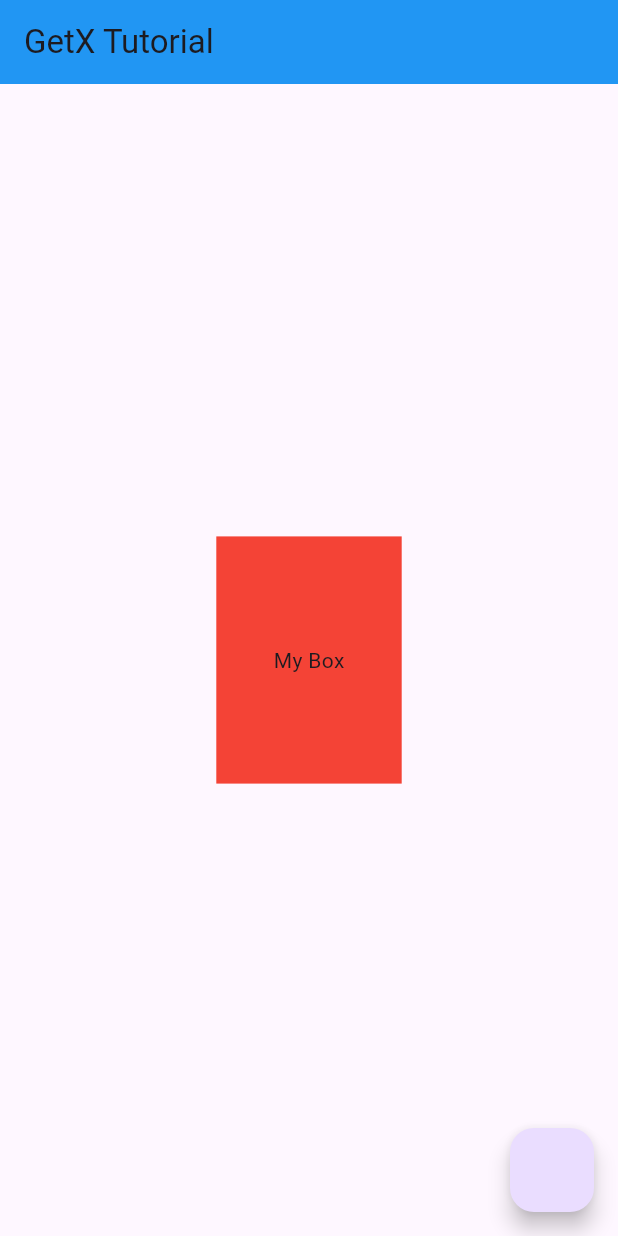
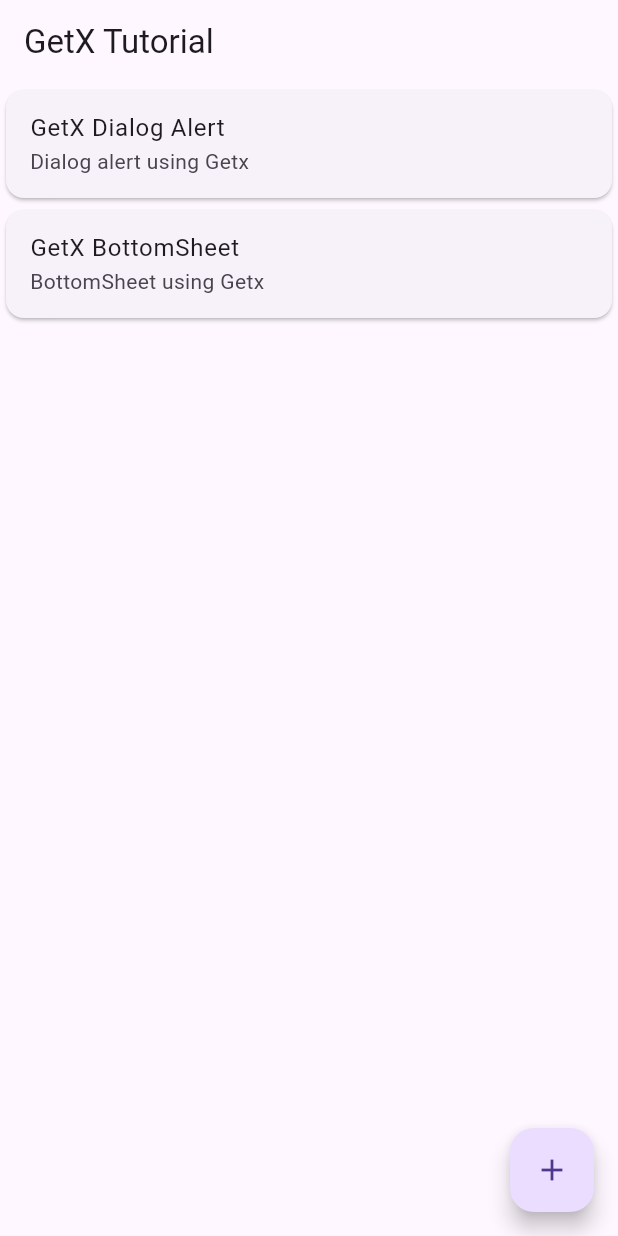
Before and after one commit to asheesh20/tutorial_getx, a Flutter app: the screen it shows after launch, on a phone screen of 412 x 824 dp. Run offline on Flutter 3.47's test engine with Material 3 defaults, Android fonts, the phone set to English and light mode, and no system bars; our stand-ins replace get.

Commit message:
Snackbar & BottomSheet using GetX

```diff
--- a/lib/main.dart
+++ b/lib/main.dart
@@ -1,3 +1,4 @@
+/*
 import 'package:flutter/material.dart';
 import 'package:get/get.dart';
 import 'package:get/route_manager.dart';
@@ -25,3 +26,25 @@ class MyApp extends StatelessWidget {
     );
   }
 }
+*/
+
+import 'package:flutter/material.dart';
+import 'package:get/get.dart';
+import 'package:tutorial_getx/screens/home_screen.dart';
+
+void main() {
+  runApp(const MyApp());
+}
+
+class MyApp extends StatelessWidget {
+  const MyApp({super.key});
+
+  @override
+  Widget build(context) {
+    return GetMaterialApp(
+      title: 'GetX',
+      debugShowCheckedModeBanner: false,
+      home: HomeScreen(),
+    );
+  }
+}
--- a/lib/screens/home_screen.dart
+++ b/lib/screens/home_screen.dart
@@ -1,3 +1,4 @@
+/*
 import 'package:flutter/material.dart';
 import 'package:get/route_manager.dart';
 import 'package:tutorial_getx/screens/screen_one.dart';
@@ -132,3 +133,100 @@ class _HomeScreenState extends State<HomeScreen> {
     ));
   }
 }
+*/
+
+import 'package:flutter/material.dart';
+import 'package:get/route_manager.dart';
+
+class HomeScreen extends StatefulWidget {
+  const HomeScreen({super.key});
+
+  @override
+  State<HomeScreen> createState() => _HomeScreenState();
+}
+
+class _HomeScreenState extends State<HomeScreen> {
+  @override
+  Widget build(context) {
+    return SafeArea(
+      child: Scaffold(
+        appBar: AppBar(
+          title: Text('GetX Tutorial'),
+        ),
+        body: Column(
+          children: [
+            Card(
+              child: ListTile(
+                title: Text('GetX Dialog Alert'),
+                subtitle: Text('Dialog alert using Getx'),
+                onTap: () {
+                  Get.defaultDialog(
+                    title: 'Delete Chat',
+                    titlePadding: EdgeInsets.only(top: 10),
+                    contentPadding: EdgeInsets.all(20),
+                    middleText: 'Are you sure you want to delete this chat?',
+                    // textConfirm: 'Yes',
+                    //textCancel: 'No',
+                    confirm:
+                        TextButton(onPressed: () {}, child: const Text('Ok')),
+                    cancel: TextButton(
+                        onPressed: () {
+                          //Navigator.of(context).pop();
+                          Get.back();
+                        },
+                        child: const Text('Cancel')),
+                  );
+                },
+              ),
+            ),
+            Card(
+              child: ListTile(
+                title: Text('GetX BottomSheet'),
+                subtitle: Text('BottomSheet using Getx'),
+                onTap: () {
+                  Get.bottomSheet(
+                    Container(
+                      decoration: BoxDecoration(
+                        borderRadius: BorderRadius.circular(30),
+                        color: Colors.grey,
+                      ),
+                      child: Column(
+                        children: [
+                          ListTile(
+                            leading: Icon(Icons.light_mode),
+                            title: Text('Light Mode'),
+                            onTap: () {
+                              Get.changeTheme(ThemeData.light());
+                            },
+                          ),
+                          ListTile(
+                            leading: Icon(Icons.dark_mode),
+                            title: Text('Dark Mode'),
+                            onTap: () {
+                              Get.changeTheme(ThemeData.dark());
+                            },
+                          ),
+                        ],
+                      ),
+                    ),
+                  );
+                },
+              ),
+            )
+          ],
+        ),
+        floatingActionButton: FloatingActionButton(
+          onPressed: () {
+            Get.snackbar(
+              'No Message',
+              'Displayed by Snackbar using GetX',
+              backgroundColor: Colors.grey,
+              snackPosition: SnackPosition.TOP,
+            );
+          },
+          child: const Icon(Icons.add),
+        ),
+      ),
+    );
+  }
+}
```
